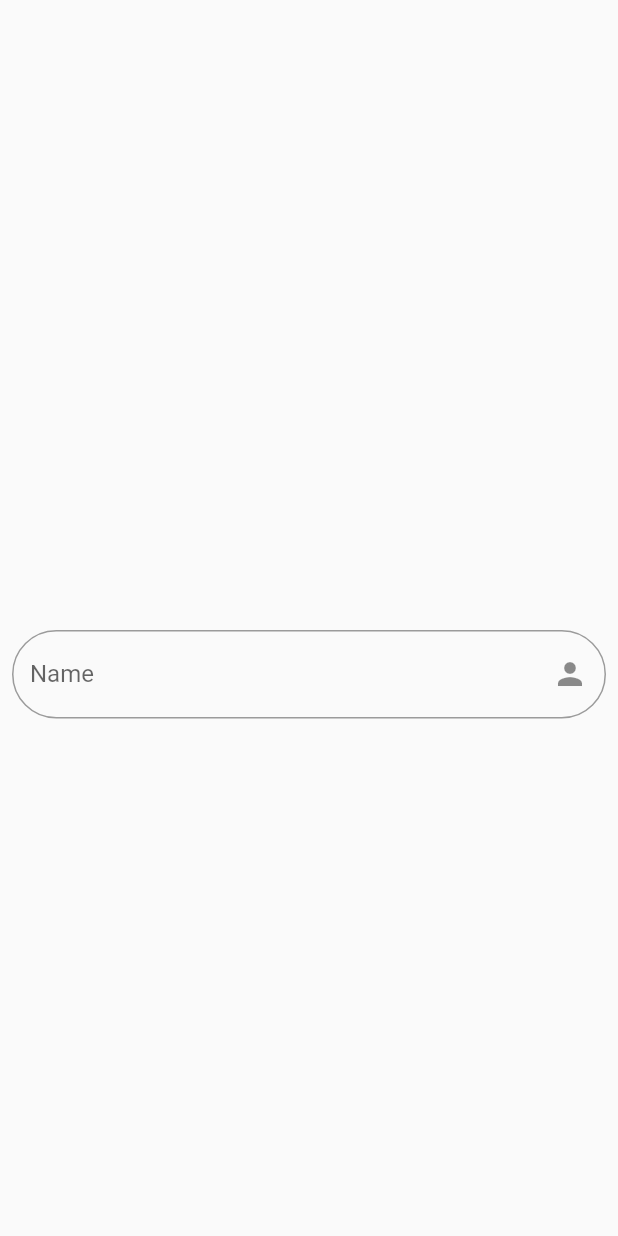
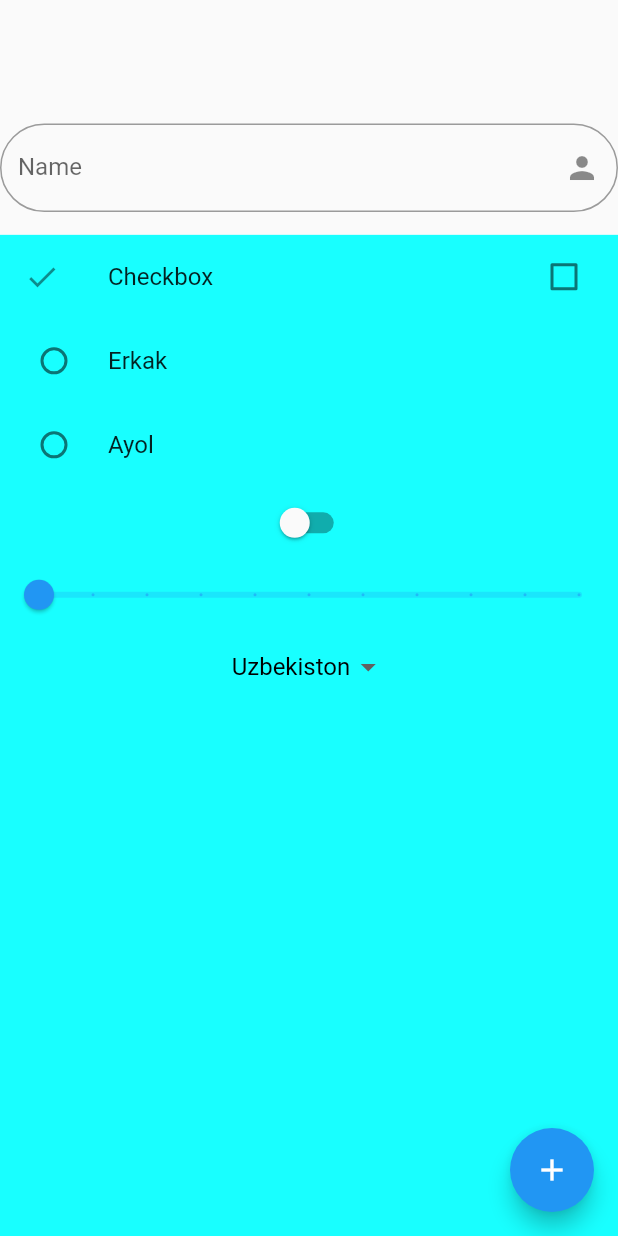
Before and after one commit to AbdullohRazzoqov/StatefulWidget_Started-, a Flutter app: the screen it shows after launch, on a phone screen of 412 x 824 dp. Run offline on Flutter 3.47's test engine with Material 2 defaults, Android fonts, the phone set to English and light mode, and no system bars.

Commit message:
Ancha narsa qo'shildi   :)

```diff
--- a/lib/main.dart
+++ b/lib/main.dart
@@ -13,7 +13,7 @@ class MyApp extends StatelessWidget {
       theme: ThemeData.fallback(
 
       ),
-      home:  MyHomePage(),
+      home: MyHomePage(),
     );
   }
 }
--- a/lib/screen/home.dart
+++ b/lib/screen/home.dart
@@ -1,24 +1,39 @@
+import 'package:flutter/cupertino.dart';
 import 'package:flutter/material.dart';
 
-class MyHomePage extends StatelessWidget {
-  MyHomePage({super.key});
+class MyHomePage extends StatefulWidget {
+  const MyHomePage({super.key});
+
+  @override
+  State<MyHomePage> createState() => _MyHomePageState();
+}
+
+class _MyHomePageState extends State<MyHomePage> {
   final _formKey = GlobalKey<FormState>();
+
   final _nameController = TextEditingController();
+
+  bool _isCecked = false;
+  var _checkValue;
+  bool _switchValue = false;
+  double _sliderValue = 0.0;
+  String _dropValue = "Uzbekiston";
+
   @override
   Widget build(BuildContext context) {
     return Scaffold(
       body: Column(
         children: [
           SizedBox(
-            height: MediaQuery.of(context).size.height * 0.5,
+            height: MediaQuery.of(context).size.height * 0.1,
           ),
-          Form(
-            key: _formKey,
-            child: Column(
-              children: [
-                Padding(
-                  padding: const EdgeInsets.all(8.0),
-                  child: TextFormField(
+          Expanded(
+            flex: 1,
+            child: Form(
+              key: _formKey,
+              child: Column(
+                children: [
+                  TextFormField(
                     //?controller => yozgan qiymatlarni saqlaydi
                     controller: _nameController,
                     //?keyboardType => klavturani qanday bo'lishi controll qilamiz
@@ -34,13 +49,120 @@ class MyHomePage extends StatelessWidget {
                       border: OutlineInputBorder(
                         borderRadius: BorderRadius.all(Radius.circular(30)),
                       ),
-                    ),
+                    ), //? validator ichiga yozilgan text keladi
+                    validator: (v) {
+                      if (v!.isEmpty) {
+                        return "Bo'sh kiritish mumkin emas";
+                      }
+                      return null;
+                    },
+                  )
+                ],
+              ),
+            ),
+          ),
+          Expanded(
+            flex: 9,
+            child: Container(
+              color: Colors.cyanAccent,
+              child: Column(
+                children: [
+                  CheckboxListTile(
+                    title: const Text("Checkbox"),
+                    secondary: const Icon(Icons.check),
+                    value: _isCecked,
+                    onChanged: (v) {
+                      setState(() {
+                        _isCecked = !_isCecked;
+                      });
+                    },
                   ),
-                )
-              ],
+                  //? RadioListTile => ikkita uchta undan yuqori bo'lgan variantlar ichidan bittasini tashllash kerak bo'lsa
+                  RadioListTile(
+                      title: const Text("Erkak"),
+                      value: "Erkak",
+                      groupValue: _checkValue,
+                      onChanged: (v) {
+                        setState(() {
+                          _checkValue = v;
+                        });
+                      }),
+                  RadioListTile(
+                      title: const Text("Ayol"),
+                      value: "Ayol",
+                      groupValue: _checkValue,
+                      onChanged: (v) {
+                        setState(() {
+                          _checkValue = v;
+                        });
+                      }),
+                  Switch(
+                      value: _switchValue,
+                      onChanged: (v) {
+                        setState(() {
+                          _switchValue = !_switchValue;
+                        });
+                      }),
+                  // CupertinoSwitch(
+                  //     value: _switchValue,
+                  //     onChanged: (v) {
+                  //       setState(() {
+                  //         _switchValue = !_switchValue;
+                  //       });
+                  //     }),
+                  Slider(
+                      divisions: 10,
+                      value: _sliderValue,
+                      onChanged: (v) {
+                        setState(() {});
+                        _sliderValue = v;
+                      }),
+                  // CupertinoSlider(
+                  //   value: _sliderValue,
+                  //   onChanged: (v) {
+                  //     setState(() {});
+                  //     _sliderValue = v;
+                  //   },
+                  // ),
+                  DropdownButtonHideUnderline(
+                    child: DropdownButton(value: _dropValue,
+                        items:  const [
+                          DropdownMenuItem(
+                            value: "Uzbekiston",
+                            child: Text(
+                              "Uzbekiston",style: TextStyle(color: Colors.black),
+                            ),
+                          ),
+                          DropdownMenuItem(
+                            value: "USA",
+                            child: Text("USA"),
+                          ),
+                          DropdownMenuItem(
+                            value: "Turkey",
+                            child: Text("Turkey"),
+                          ),
+                        ],
+                        onChanged: (v) {
+                          setState(() {
+                            _dropValue = v.toString();
+                          });
+                        }),
+                  )
+                ],
+              ),
             ),
-          )
+          ),
         ],
+      ),
+      floatingActionButton: FloatingActionButton(
+        onPressed: () {
+          //! agar validate bo'lgan bo'lsa ifni ishlat
+          if (_formKey.currentState!.validate()) {
+            debugPrint("Value: ${_nameController.text}");
+            _nameController.clear();
+          }
+        },
+        child: const Icon(Icons.add),
       ),
     );
   }
```
Also changed, not shown: lib/screen/my_init_state.dart (added, +46 -0 lines).
